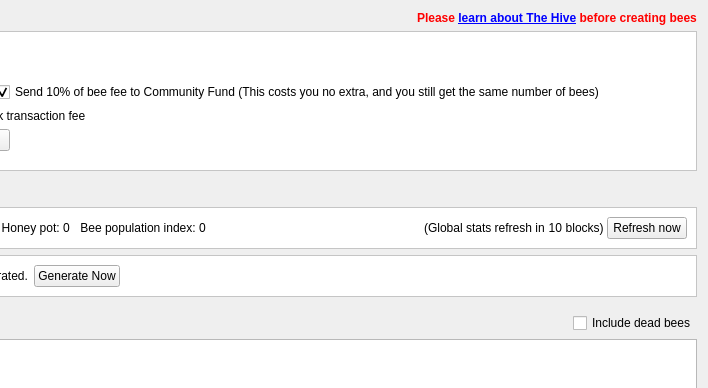
litecoincash-project/litecoincash, file src/qt/forms/hivedialog.ui: the form before one commit; both pictures show x 215 to 923 and y 0 to 388 of the 923 by 555 pixel window.
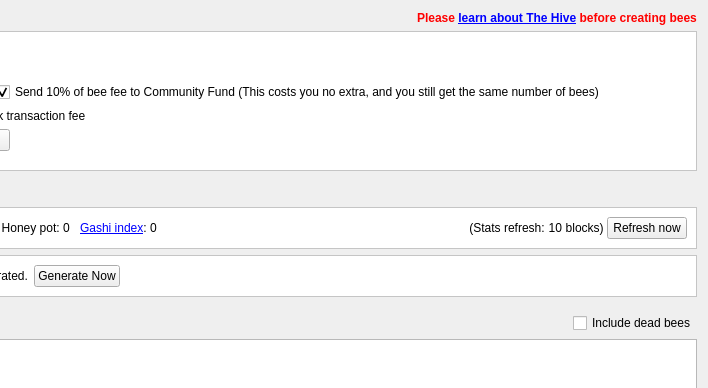
The form after the commit. Icons and pictures are not drawn. Custom widgets are drawn as their Qt base class.

```diff
--- a/src/qt/forms/hivedialog.ui
+++ b/src/qt/forms/hivedialog.ui
@@ -510,7 +510,7 @@
       <item>
        <widget class="QLabel" name="label_16">
         <property name="text">
-         <string>Bee population index: </string>
+         <string>&lt;a href=&quot;https://hive.litecoinca.sh/whitepaper.pdf&quot;&gt;&lt;span style=&quot;text-decoration: underline;&quot;&gt;Gashi index&lt;/span&gt;&lt;/a&gt;: </string>
         </property>
         <property name="alignment">
          <set>Qt::AlignRight|Qt::AlignTrailing|Qt::AlignVCenter</set>
@@ -572,7 +572,7 @@
       <item>
        <widget class="QLabel" name="label_13">
         <property name="text">
-         <string>(Global stats refresh in </string>
+         <string>(Stats refresh: </string>
         </property>
         <property name="alignment">
          <set>Qt::AlignRight|Qt::AlignTrailing|Qt::AlignVCenter</set>
```
Left out of the diff: 3 changed lines with no effect on the pictures.
